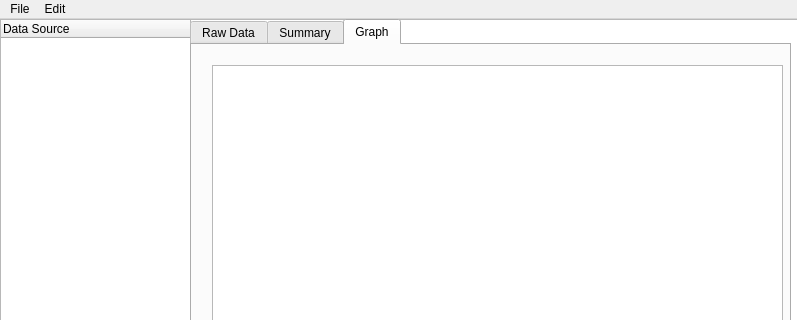
Qt form servers/habitat_monitor/src/HabitatMonitorGUI/habitatmonitorgui/habitat.ui (mars-planet/mars_city) before a commit; both pictures show x 0 to 797 and y 0 to 320 of the 797 by 600 pixel window.
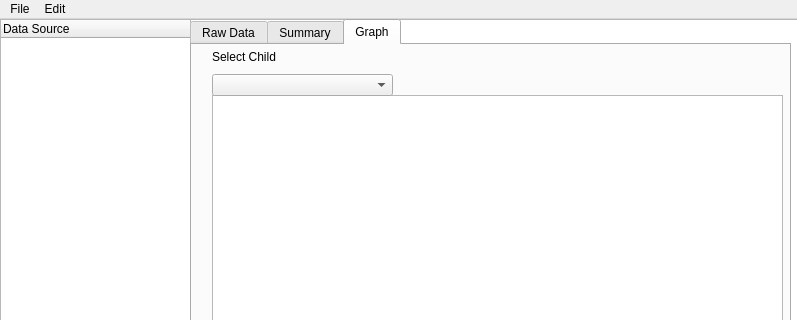
The same form after that commit. The open tabs and pages were chosen to show the change. Custom widgets are drawn as their Qt base class.

```diff
--- a/servers/habitat_monitor/src/HabitatMonitorGUI/habitatmonitorgui/habitat.ui
+++ b/servers/habitat_monitor/src/HabitatMonitorGUI/habitatmonitorgui/habitat.ui
@@ -251,12 +251,34 @@
       <property name="geometry">
        <rect>
         <x>20</x>
-        <y>20</y>
+        <y>50</y>
         <width>571</width>
-        <height>361</height>
+        <height>331</height>
        </rect>
       </property>
      </widget>
+     <widget class="QWidget" name="verticalLayoutWidget_7">
+      <property name="geometry">
+       <rect>
+        <x>20</x>
+        <y>0</y>
+        <width>181</width>
+        <height>51</height>
+       </rect>
+      </property>
+      <layout class="QVBoxLayout" name="verticalLayout_7">
+       <item>
+        <widget class="QLabel" name="selectChildLabel">
+         <property name="text">
+          <string>Select Child</string>
+         </property>
+        </widget>
+       </item>
+       <item>
+        <widget class="QComboBox" name="childrenBox"/>
+       </item>
+      </layout>
+     </widget>
     </widget>
    </widget>
    <widget class="QWidget" name="verticalLayoutWidget_6">
```
Left out of the diff: 8 changed lines with no effect on the pictures.
